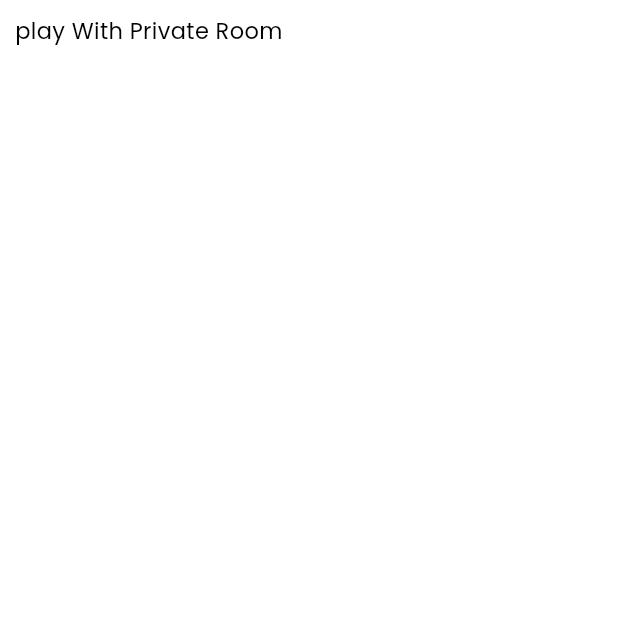
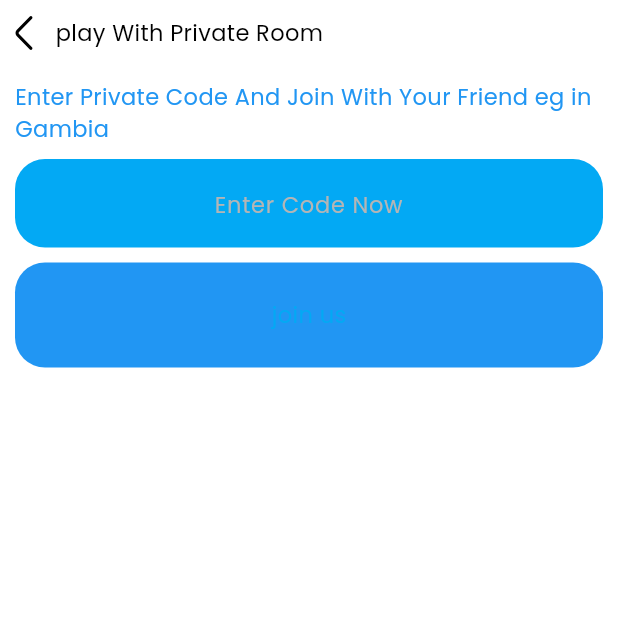
Before and after one commit to abumstephen/mp_tictactoc, a Flutter app: the screen it shows after launch, on a phone screen of 412 x 824 dp, the top half of it. Run offline on Flutter 3.47's test engine with Material 3 defaults, Android fonts, the phone set to English and light mode, and no system bars; our stand-ins replace flutter_svg.

Commit message:
adding button design

```diff
--- /dev/null
+++ b/lib/Components/primaryButton.dart
@@ -0,0 +1,29 @@
+import 'package:flutter/material.dart';
+
+class Primarybutton extends StatelessWidget {
+  final String buttonText;
+  final VoidCallback onTap;
+  const Primarybutton(
+      {super.key, required this.buttonText, required this.onTap});
+
+  @override
+  Widget build(BuildContext context) {
+    return Container(
+      height: 70,
+      decoration: BoxDecoration(
+        color: Theme.of(context).colorScheme.primary,
+        borderRadius: BorderRadius.circular(20),
+      ),
+      child: Row(
+        mainAxisAlignment: MainAxisAlignment.center,
+        children: [
+          Text(
+            'join us',
+            style: Theme.of(context).textTheme.bodyMedium?.copyWith(
+                color: Theme.of(context).colorScheme.primaryContainer),
+          ),
+        ],
+      ),
+    );
+  }
+}
--- /dev/null
+++ b/lib/Configs/AssetsPath.dart
@@ -0,0 +1,10 @@
+class IconsPth {
+  static const basePath = "assets/icons/";
+  static const backIcon = "${basePath}back.svg";
+  static const coinIcon = "${basePath}coin.svg";
+  static const copyIcon = "${basePath}copy.svg";
+  static const oIcon = "${basePath}o.svg";
+  static const infoIcon = "${basePath}info.svg";
+  static const wonIcon = "${basePath}won.svg";
+  static const xIcon = "${basePath}x.svg";
+}
--- a/lib/Configs/Theme.dart
+++ b/lib/Configs/Theme.dart
@@ -1,17 +1,29 @@
 import 'package:flutter/material.dart';
 import 'package:mp_tictactoc/Configs/Colors.dart';
-// Remove or correct this import
-// import 'package:m';
 
-var lightTheme = ThemeData(
+final ThemeData lightTheme = ThemeData(
   brightness: Brightness.light,
+  inputDecorationTheme: InputDecorationTheme(
+    border: OutlineInputBorder(
+      borderRadius: BorderRadius.circular(20),
+      borderSide: BorderSide.none,
+    ),
+    fillColor: containerColor,
+    filled: true,
+    hintStyle: TextStyle(
+      fontSize: 15,
+      fontFamily: "Poppins",
+      fontWeight: FontWeight.w400,
+      color: lableColor,
+    ),
+  ),
   colorScheme: ColorScheme.light(
-    primary: Colors.blue, // Replace with your desired color
-    secondary: Colors.green, // Replace with your desired color
-    background: Colors.white, // Replace with your desired color
-    onBackground: Colors.black, // Replace with your desired color
+    primary: Colors.blue,
+    secondary: Colors.green,
+    surface: Colors.white,
+    onSurface: Colors.black,
     primaryContainer: Colors.lightBlue,
-    onPrimaryContainer: lableColor, // Replace with your desired color
+    onPrimaryContainer: lableColor,
   ),
   textTheme: TextTheme(
     bodyLarge: TextStyle(
@@ -29,5 +41,11 @@ var lightTheme = ThemeData(
       fontFamily: "Poppins",
       fontWeight: FontWeight.w400,
     ),
+    labelMedium: TextStyle(
+      fontSize: 15,
+      fontFamily: "Poppins",
+      fontWeight: FontWeight.w400,
+      color: lableColor,
+    ),
   ),
 );
--- a/lib/Pages/RoomPage/RoomPage.dart
+++ b/lib/Pages/RoomPage/RoomPage.dart
@@ -1,4 +1,6 @@
 import 'package:flutter/material.dart';
+import 'package:flutter_svg/flutter_svg.dart';
+import 'package:mp_tictactoc/Configs/AssetsPath.dart';
 
 class Roompage extends StatelessWidget {
   const Roompage({super.key});
@@ -13,8 +15,51 @@ class Roompage extends StatelessWidget {
           children: [
             Row(
               children: [
-                Text("play With Private Room"),
+                SvgPicture.asset(IconsPth.backIcon),
+                SizedBox(width: 15),
+                Text(
+                  "play With Private Room",
+                  style: Theme.of(context).textTheme.bodyMedium,
+                ),
               ],
+            ),
+            SizedBox(height: 20),
+            Text(
+              'Enter Private Code And Join With Your Friend eg in Gambia',
+              style: Theme.of(context)
+                  .textTheme
+                  .bodyMedium
+                  ?.copyWith(color: Theme.of(context).colorScheme.primary),
+            ),
+            SizedBox(height: 10),
+            TextField(
+              textAlign: TextAlign.center,
+              decoration: InputDecoration(
+                fillColor: Theme.of(context).colorScheme.primaryContainer,
+                filled: true,
+                hintText: "Enter Code Now",
+                border: OutlineInputBorder(
+                    borderRadius: BorderRadius.circular(20),
+                    borderSide: BorderSide.none),
+              ),
+            ),
+            SizedBox(height: 10),
+            Container(
+              height: 70,
+              decoration: BoxDecoration(
+                color: Theme.of(context).colorScheme.primary,
+                borderRadius: BorderRadius.circular(20),
+              ),
+              child: Row(
+                mainAxisAlignment: MainAxisAlignment.center,
+                children: [
+                  Text(
+                    'join us',
+                    style: Theme.of(context).textTheme.bodyMedium?.copyWith(
+                        color: Theme.of(context).colorScheme.primaryContainer),
+                  ),
+                ],
+              ),
             )
           ],
         ),
--- a/pubspec.yaml
+++ b/pubspec.yaml
@@ -32,6 +32,7 @@ dependencies:
   # The following adds the Cupertino Icons font to your application.
   # Use with the CupertinoIcons class for iOS style icons.
   cupertino_icons: ^1.0.8
+  flutter_svg: ^2.0.10+1
 
 dev_dependencies:
   flutter_test:
```
Also changed, not shown: pubspec.lock.
